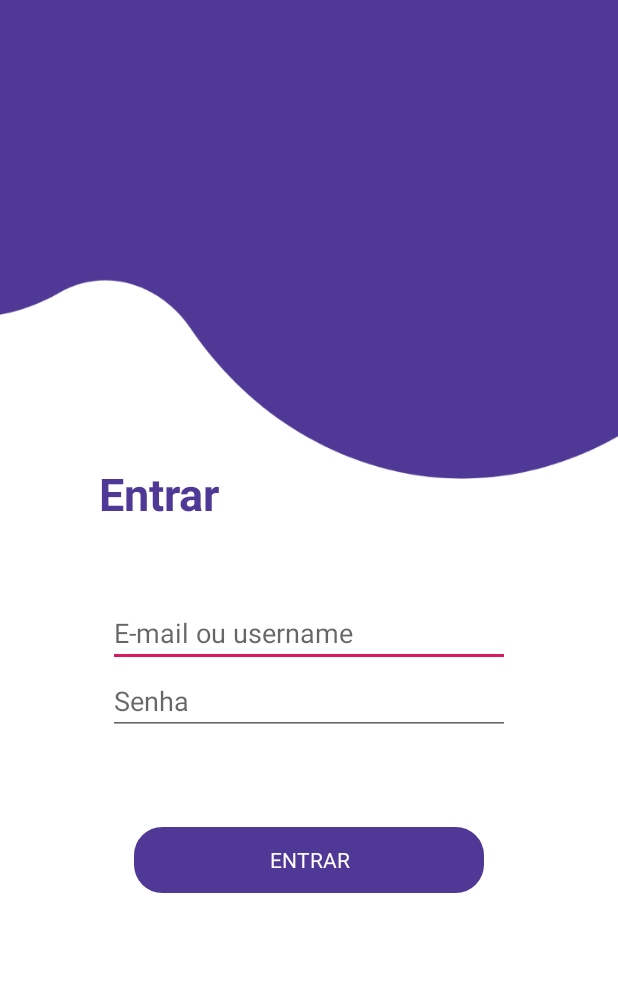
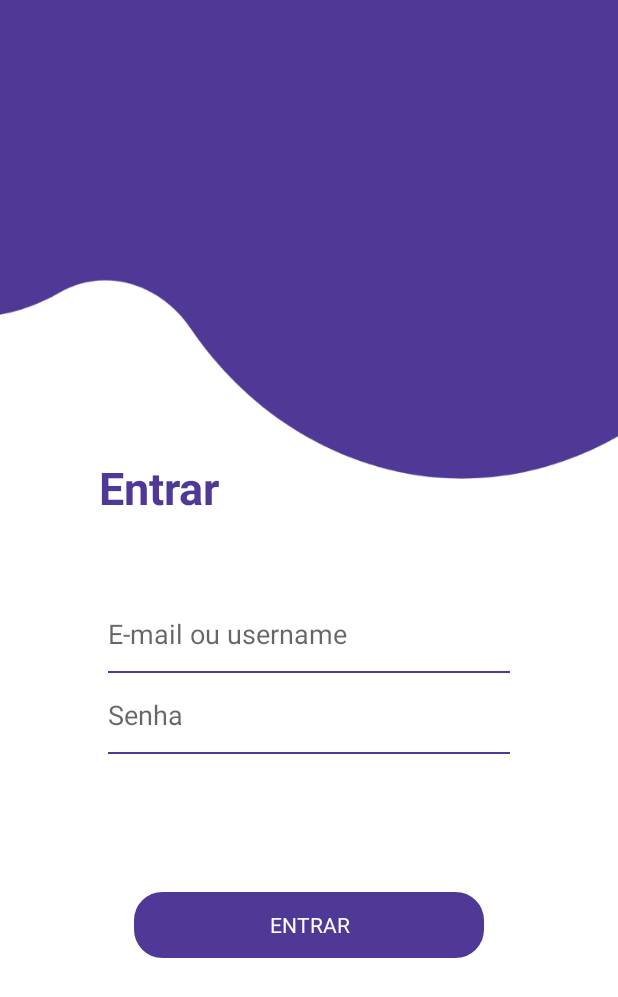
Before and after one commit to youth-quake/mobile, an Android app: the Login screen opened directly, with no data from a screen before it, on a phone screen of 412 x 824 dp. Shown: the top 997 px of the screen. Run offline under Robolectric (Android 15) with nearby library versions, the phone set to English and light mode, and no system bars.

Commit message:
Altera cursor e switch

```diff
--- /dev/null
+++ b/app/src/main/res/drawable-v24/bottom_border_primary.xml
@@ -0,0 +1,15 @@
+<?xml version="1.0" encoding="utf-8"?>
+<layer-list xmlns:android="http://schemas.android.com/apk/res/android" >
+    <item
+        android:bottom="1dp"
+        android:left="-2dp"
+        android:right="-2dp"
+        android:top="-2dp">
+        <shape android:shape="rectangle" >
+            <stroke android:width="1dp" android:color="@color/colorPrimary" />
+            <solid android:color="#00FFFFFF" />
+            <margin android:top="15dp" android:bottom="15dp" />
+            <padding android:top="15dp" android:bottom="15dp" />
+        </shape>
+    </item>
+</layer-list>
--- /dev/null
+++ b/app/src/main/res/drawable/cursor.xml
@@ -0,0 +1,5 @@
+<?xml version="1.0" encoding="utf-8"?>
+<shape xmlns:android="http://schemas.android.com/apk/res/android" >
+    <size android:width="3dp" />
+    <solid android:color="@color/colorPrimary"  />
+</shape>
--- a/app/src/main/res/layout/activity_login.xml
+++ b/app/src/main/res/layout/activity_login.xml
@@ -31,7 +31,9 @@
         app:layout_constraintLeft_toLeftOf="parent"
         app:layout_constraintRight_toRightOf="parent"
         app:layout_constraintTop_toTopOf="parent"
-        android:inputType="text" />
+        android:inputType="text"
+        android:background="@drawable/bottom_border_primary"
+        android:textCursorDrawable="@drawable/cursor" />
 
     <EditText
         android:layout_width="268dp"
@@ -41,9 +43,12 @@
         app:layout_constraintRight_toRightOf="parent"
         android:hint="@string/passwordInput"
         android:id="@+id/etPassword"
-        android:inputType="textPassword" />
+        android:inputType="textPassword"
+        android:background="@drawable/bottom_border_primary"
+        android:textCursorDrawable="@drawable/cursor" />
 
     <Switch
+        android:theme="@style/switchStyle"
         android:layout_width="wrap_content"
         android:layout_height="wrap_content"
         android:hint="Lembrar de mim"
@@ -52,7 +57,8 @@
         app:layout_constraintTop_toBottomOf="@id/etPassword"
         app:layout_constraintLeft_toRightOf="parent"
         app:layout_constraintRight_toLeftOf="parent"
-        android:padding="10dp"/>
+        android:padding="20dp"
+        android:layout_marginTop="10dp"/>
 
     <Button
         android:layout_width="237dp"
--- a/app/src/main/res/values/styles.xml
+++ b/app/src/main/res/values/styles.xml
@@ -119,7 +119,12 @@
     </style>
 
 
-
+    <!--Switch-->
+    <style name="switchStyle" parent="Theme.AppCompat.Light">
+        <item name="colorControlActivated">#7664AD</item>
+        <item name="colorSwitchThumbNormal">#f1f1f1</item>
+        <item name="android:colorForeground">#42221f1f</item>
+    </style>
 
     <!--Apostas e Movimentações - Labels-->
     <style name="labelsInputs">
```
Also changed, not shown: app/src/main/res/layout/activity_register.xml (+15 -5 lines).
